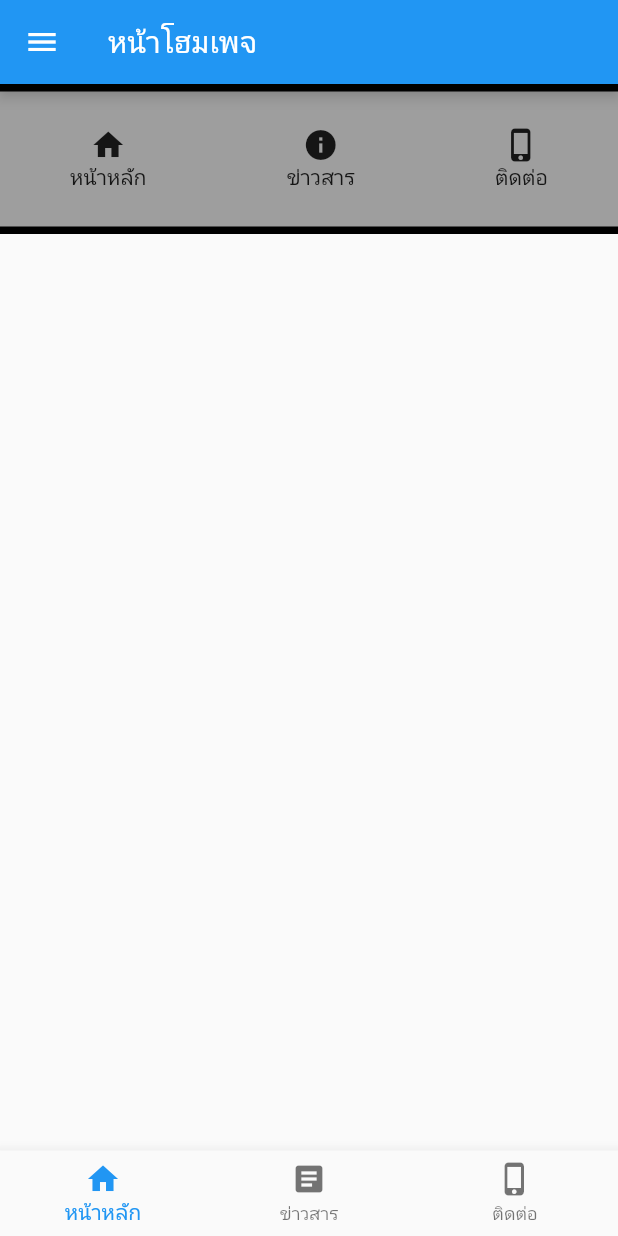
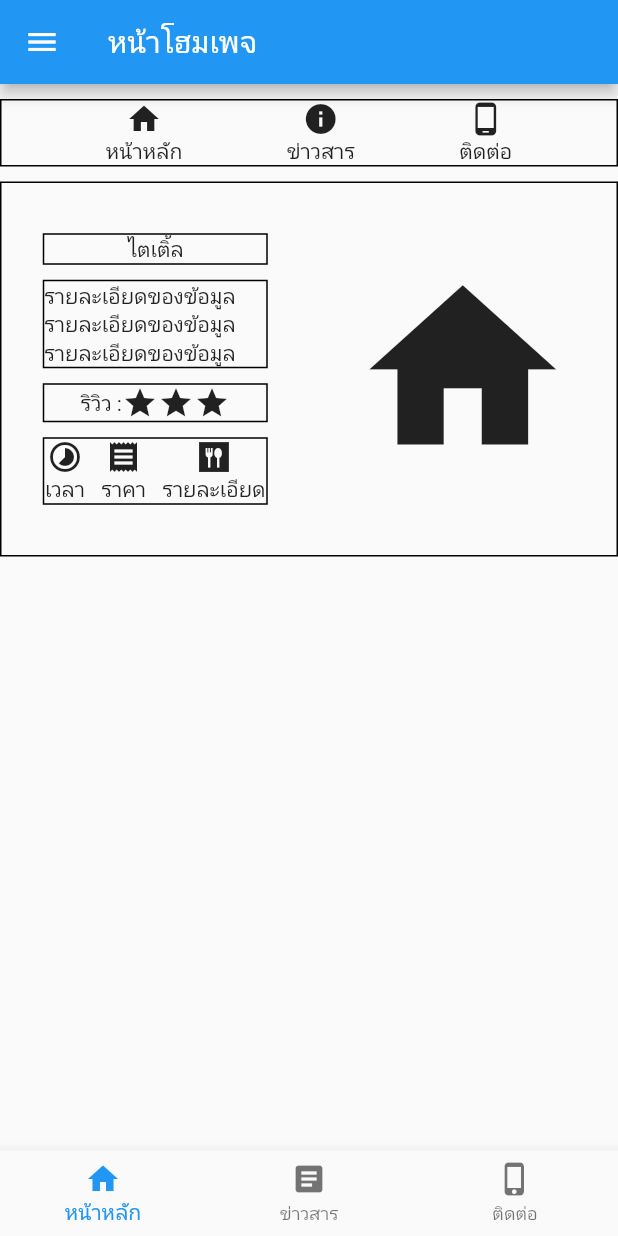
Before and after one commit to chutchapon/Flutter, a Flutter app: the screen it shows after launch, on a phone screen of 412 x 824 dp. Run offline on Flutter 3.47's test engine with Material 2 defaults, Android fonts, the phone set to English and light mode, and no system bars.

Commit message:
finish custom layout

```diff
--- a/class_06082022/lib/screen/home_screen.dart
+++ b/class_06082022/lib/screen/home_screen.dart
@@ -15,78 +15,175 @@ class _HomeScreenState extends State<HomeScreen> {
         title: const Text('หน้าโฮมเพจ'),
       ),
       drawer: const Drawer(),
-      body: Container(
-        child: Container(
-          decoration: const BoxDecoration(
-            border: Border(
-              top: BorderSide(color: Colors.black, width: 5),
-              bottom: BorderSide(
+      body: Column(
+        children: [
+          const SizedBox(
+            height: 10,
+          ),
+          Container(
+            decoration: BoxDecoration(
+              border: Border.all(
                 color: Colors.black,
-                width: 5,
+                width: 1,
               ),
             ),
-            color: Colors.grey,
+            child: Row(
+              mainAxisAlignment: MainAxisAlignment.spaceEvenly,
+              children: [
+                Column(
+                  children: const [
+                    Icon(Icons.home),
+                    Text('หน้าหลัก'),
+                  ],
                 ),
-          height: 100,
+                Column(
+                  children: const [
+                    Icon(Icons.info),
+                    Text('ข่าวสาร'),
+                  ],
+                ),
+                Column(
+                  children: const [
+                    Icon(Icons.phone_android),
+                    Text('ติดต่อ'),
+                  ],
+                ),
+              ],
+            ),
+          ),
+          const SizedBox(
+            height: 10,
+          ),
+          Container(
+            decoration: BoxDecoration(
+              border: Border.all(
+                color: Colors.black,
+                width: 1,
+              ),
+            ),
+            height: 250,
             child: Row(
               mainAxisAlignment: MainAxisAlignment.spaceAround,
               crossAxisAlignment: CrossAxisAlignment.center,
               children: [
                 Column(
                   mainAxisAlignment: MainAxisAlignment.center,
+                  children: [
+                    Container(
+                      width: 150,
+                      decoration: BoxDecoration(
+                        border: Border.all(
+                          color: Colors.black,
+                          width: 1,
+                        ),
+                      ),
+                      child: Column(
                         children: const [
-                  Icon(Icons.home),
-                  Text('หน้าหลัก'),
+                          Text('ไตเติ้ล'),
                         ],
                       ),
-              Column(
+                    ),
+                    const SizedBox(
+                      height: 10,
+                    ),
+                    Container(
+                      width: 150,
+                      decoration: BoxDecoration(
+                        border: Border.all(
+                          color: Colors.black,
+                          width: 1,
+                        ),
+                      ),
+                      child: Column(
+                        children: const [
+                          Text(
+                              'รายละเอียดของข้อมูล รายละเอียดของข้อมูล รายละเอียดของข้อมูล'),
+                        ],
+                      ),
+                    ),
+                    const SizedBox(
+                      height: 10,
+                    ),
+                    Container(
+                      width: 150,
+                      decoration: BoxDecoration(
+                        border: Border.all(
+                          color: Colors.black,
+                          width: 1,
+                        ),
+                      ),
+                      child: Row(
                         mainAxisAlignment: MainAxisAlignment.center,
                         children: const [
-                  Icon(Icons.info),
-                  Text('ข่าวสาร'),
+                          Text('ริวิว :'),
+                          Icon(Icons.star),
+                          Icon(Icons.star),
+                          Icon(Icons.star)
                         ],
                       ),
+                    ),
+                    const SizedBox(
+                      height: 10,
+                    ),
+                    Container(
+                      width: 150,
+                      decoration: BoxDecoration(
+                        border: Border.all(
+                          color: Colors.black,
+                          width: 1,
+                        ),
+                      ),
+                      child: Row(
+                        mainAxisAlignment: MainAxisAlignment.spaceEvenly,
+                        // Row
+                        children: [
                           Column(
-                mainAxisAlignment: MainAxisAlignment.center,
                             children: const [
-                  Icon(Icons.phone_iphone),
-                  Text('ติดต่อ'),
+                              Icon(Icons.timelapse),
+                              Text('เวลา'),
+                            ],
+                          ),
+                          const SizedBox(
+                            width: 10,
+                          ),
+                          Column(
+                            children: const [
+                              Icon(Icons.receipt),
+                              Text('ราคา'),
+                            ],
+                          ),
+                          const SizedBox(
+                            width: 10,
+                          ),
+                          Column(
+                            children: const [
+                              Icon(Icons.dining_sharp),
+                              Text('รายละเอียด'),
                             ],
                           ),
                         ],
                       ),
                     ),
-        //   color: Colors.grey,
-        //   margin: EdgeInsets.all(8),
-        //   // margin: EdgeInsets.only(top: 8, left: 8, right: 8),
-        //   child: Center(
-        //     child: Column(
-        //       mainAxisAlignment: MainAxisAlignment.center,
-        //       children: [
-        //         Column(
-        //           children: [
-        //             Text("สวัสดีชาวโลก"),
-        //             SizedBox(width: 10),
-        //             ElevatedButton(
-        //               onPressed: () => [],
-        //               child: Text('กด'),
-        //             ),
-        //           ],
-        //         ),
-        //         Row(
-        //           mainAxisAlignment: MainAxisAlignment.center,
-        //           children: [
-        //             Text("สวัสดีชาวโลก"),
-        //             SizedBox(width: 10),
-        //             ElevatedButton(
-        //               onPressed: () => [],
-        //               child: Text('กด'),
-        //             ),
-        //           ],
-        //         ),
-        //       ],
-        //     ),
-        //   ),
+                  ],
+                ),
+                Row(
+                  children: [
+                    Column(
+                      mainAxisAlignment: MainAxisAlignment.spaceAround,
+                      crossAxisAlignment: CrossAxisAlignment.center,
+                      children: const [
+                        Icon(
+                          Icons.home,
+                          size: 150,
+                        ),
+                      ],
+                    ),
+                  ],
+                ),
+              ],
+            ),
+          ),
+        ],
       ),
       bottomNavigationBar: BottomNavigationBar(
         items: const [
```
Lines whose indentation alone changed are shown as unchanged.
